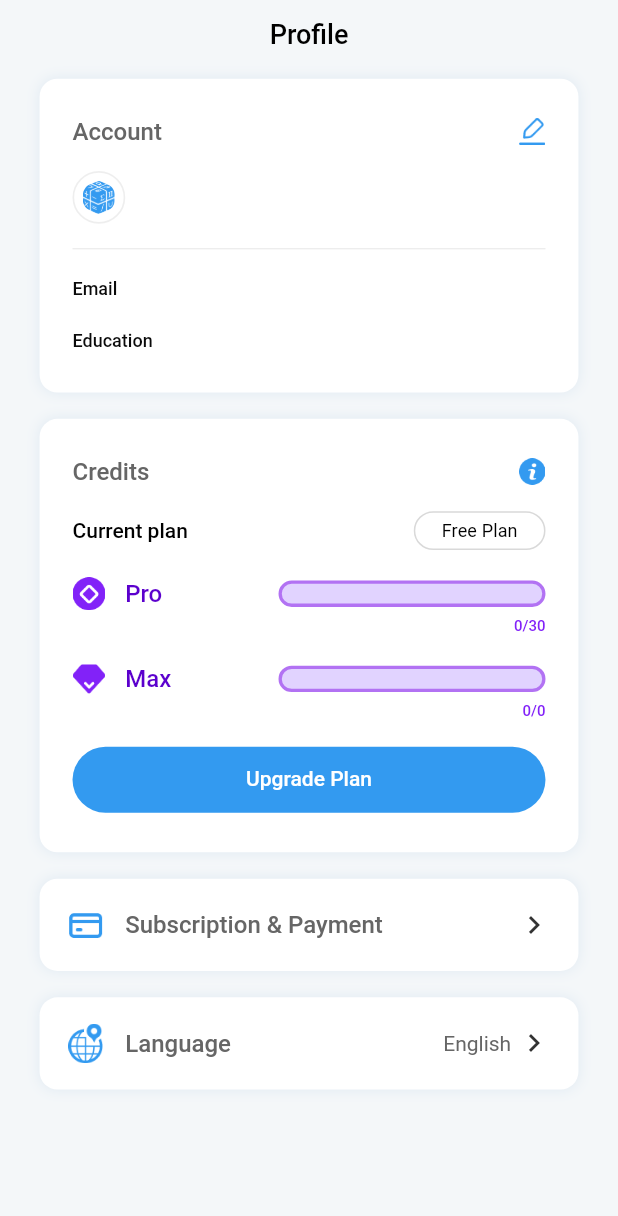
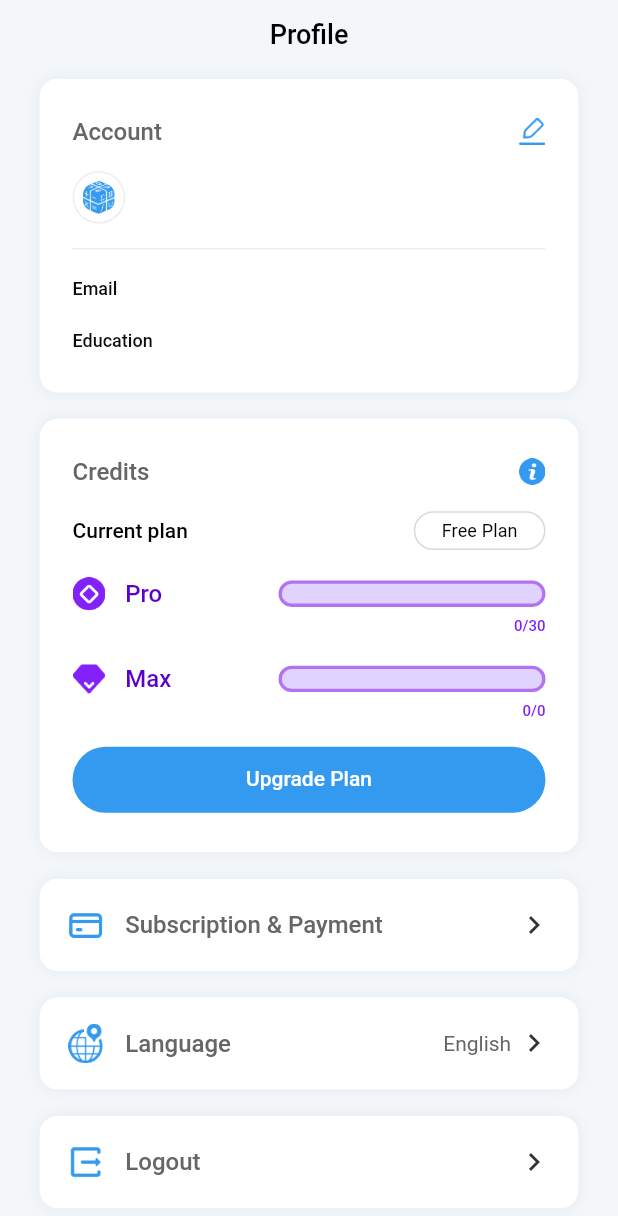
Before and after one commit to DreamRender/mathgptpro_mclient_flutter_new, a Flutter app: the HomePageMyView screen opened directly, on a phone screen of 412 x 824 dp. Shown: the top 1216 px of the screen. Run offline on Flutter 3.47's test engine with Material 3 defaults, Android fonts, the phone set to English and light mode, and no system bars; our stand-ins replace cached_network_image, dio, dropdown_button2, event_bus, flutter_image_compress, flutter_native_splash and 10 more; missing offline and left inert: clipboard, crop_image, enum_to_string, jwt_decode, latext, wechat_assets_picker and 1 more; accounts and stored records are empty; network calls fail; statements that could not run were skipped.

Commit message:
feat: logout

```diff
--- a/lib/service/user_service.dart
+++ b/lib/service/user_service.dart
@@ -15,7 +15,7 @@ import 'package:mathgptpro_mclient_flutter/model/balance_info.dart';
 import 'package:mathgptpro_mclient_flutter/model/education_list.dart';
 import 'package:mathgptpro_mclient_flutter/model/user_info.dart';
 import 'package:mathgptpro_mclient_flutter/utils/dio_utils.dart';
-import 'package:mathgptpro_mclient_flutter/view/welcome_module/login_page.dart';
+import 'package:mathgptpro_mclient_flutter/view/welcome_module/welcome_page.dart';
 
 class UserService {
   final DioUtils _dioUtils = DioUtils();
@@ -115,7 +115,7 @@ class UserService {
     //重新加载
     Get.reloadAll(force: true);
     //返回登录页
-    Get.offAll(() => const LoginPage());
+    Get.offAll(() => const WelcomePage());
     //清空所有缓存
     globalSessionCache = SessionCache();
     globalSystemCache = SystemCache();
--- a/lib/view/home_module/home_page_my_view.dart
+++ b/lib/view/home_module/home_page_my_view.dart
@@ -2,7 +2,9 @@ import 'package:flutter/material.dart';
 import 'package:flutter_screenutil/flutter_screenutil.dart';
 import 'package:get/get.dart';
 import 'package:mathgptpro_mclient_flutter/component/bottom_sheet/upgrade_plan_bottom_sheet.dart';
+import 'package:mathgptpro_mclient_flutter/component/dialog/confirm_dialog.dart';
 import 'package:mathgptpro_mclient_flutter/constant/ui_resource.dart';
+import 'package:mathgptpro_mclient_flutter/service/user_service.dart';
 import 'package:mathgptpro_mclient_flutter/state/controller/user_controller.dart';
 
 class HomePageMyView extends StatefulWidget {
@@ -607,6 +609,59 @@ class _HomePageMyViewState extends State<HomePageMyView> {
                     ],
                   ),
                 ),
+                GestureDetector(
+                  onTap: () {
+                    Get.dialog(ConfirmDialog(
+                        message: "Are you sure to Logout?",
+                        onConfirm: () {
+                          UserService.logout();
+                        }));
+                  },
+                  child: Container(
+                    margin: EdgeInsets.only(top: 16.w),
+                    padding: EdgeInsets.all(16.w),
+                    decoration: ShapeDecoration(
+                      color: Colors.white,
+                      shape: RoundedRectangleBorder(
+                        borderRadius: BorderRadius.circular(12),
+                      ),
+                      shadows: const [
+                        BoxShadow(
+                          color: Color(0x140054A7),
+                          blurRadius: 7,
+                          offset: Offset(0, 0),
+                          spreadRadius: 0,
+                        )
+                      ],
+                    ),
+                    child: Row(
+                      children: [
+                        Image(
+                            width: 24.w,
+                            height: 24.w,
+                            color: UiResource.primaryBlue,
+                            image: const AssetImage(
+                                "public/asset/icon/logout.png")),
+                        SizedBox(
+                          width: 12.w,
+                        ),
+                        const Text(
+                          'Logout',
+                          style: TextStyle(
+                            fontSize: 16,
+                            fontWeight: FontWeight.w500,
+                            color: Color(0xFF666666),
+                          ),
+                        ),
+                        const Spacer(),
+                        Icon(
+                          Icons.keyboard_arrow_right,
+                          color: UiResource.primaryBlack,
+                        )
+                      ],
+                    ),
+                  ),
+                ),
               ],
             ))
           ],
```
Also changed, not shown: public/asset/icon/logout.png (added). Lines whose indentation alone changed are shown as unchanged.
